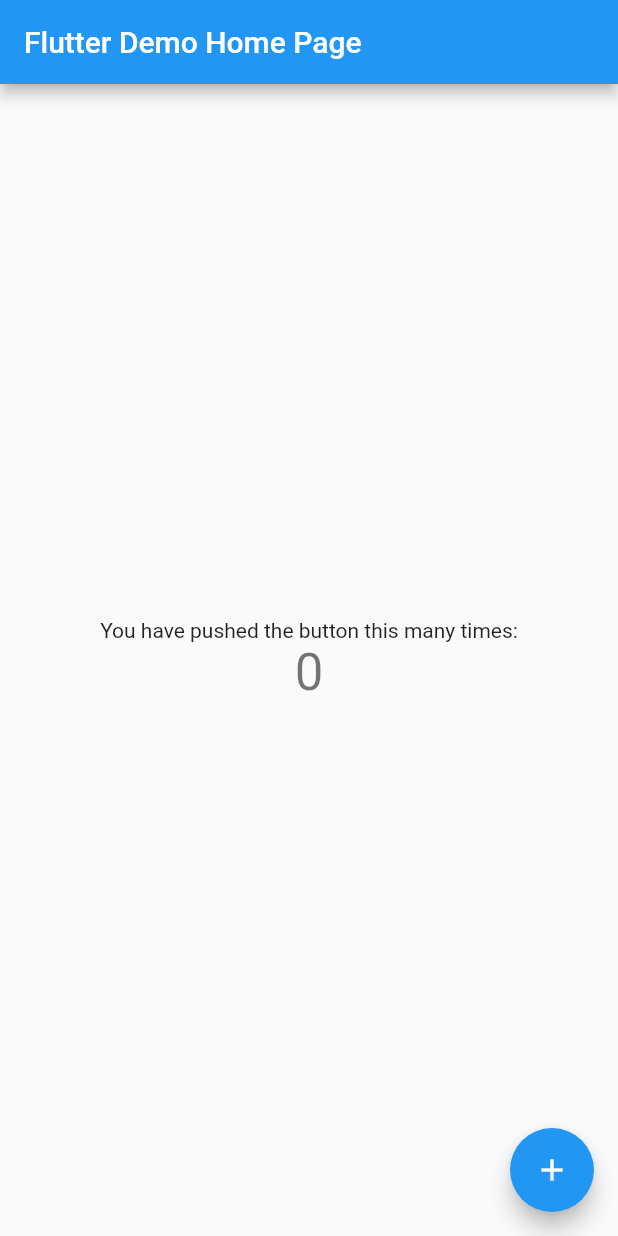
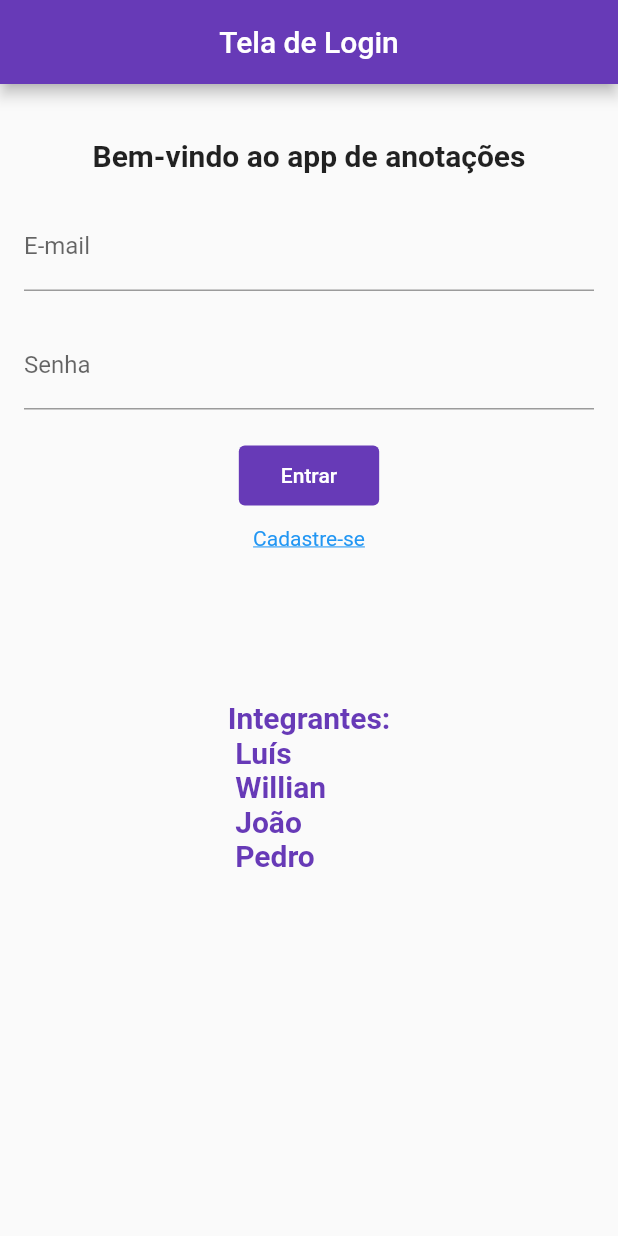
Before and after one commit to SixBruno99/mobile-project, a Flutter app: the screen it shows after launch, on a phone screen of 412 x 824 dp. Run offline on Flutter 3.47's test engine with Material 2 defaults, Android fonts, the phone set to English and light mode, and no system bars; our stand-ins replace table_calendar.

Commit message:
código praticamente pronto

```diff
--- a/lib/main.dart
+++ b/lib/main.dart
@@ -1,4 +1,6 @@
 import 'package:flutter/material.dart';
+
+import 'widgets/login/login.dart';
 
 void main() {
   runApp(const MyApp());
@@ -11,105 +13,11 @@ class MyApp extends StatelessWidget {
   @override
   Widget build(BuildContext context) {
     return MaterialApp(
-      title: 'Flutter Demo',
       theme: ThemeData(
-        // This is the theme of your application.
-        //
-        // Try running your application with "flutter run". You'll see the
-        // application has a blue toolbar. Then, without quitting the app, try
-        // changing the primarySwatch below to Colors.green and then invoke
-        // "hot reload" (press "r" in the console where you ran "flutter run",
-        // or simply save your changes to "hot reload" in a Flutter IDE).
-        // Notice that the counter didn't reset back to zero; the application
-        // is not restarted.
-        primarySwatch: Colors.blue,
+        primarySwatch: Colors.deepPurple,
       ),
-      home: const MyHomePage(title: 'Flutter Demo Home Page'),
+      debugShowCheckedModeBanner: false,
+      home: const Login(),
     );
   }
 }
-
-class MyHomePage extends StatefulWidget {
-  const MyHomePage({super.key, required this.title});
-
-  // This widget is the home page of your application. It is stateful, meaning
-  // that it has a State object (defined below) that contains fields that affect
-  // how it looks.
-
-  // This class is the configuration for the state. It holds the values (in this
-  // case the title) provided by the parent (in this case the App widget) and
-  // used by the build method of the State. Fields in a Widget subclass are
-  // always marked "final".
-
-  final String title;
-
-  @override
-  State<MyHomePage> createState() => _MyHomePageState();
-}
-
-class _MyHomePageState extends State<MyHomePage> {
-  int _counter = 0;
-
-  void _incrementCounter() {
-    setState(() {
-      // This call to setState tells the Flutter framework that something has
-      // changed in this State, which causes it to rerun the build method below
-      // so that the display can reflect the updated values. If we changed
-      // _counter without calling setState(), then the build method would not be
-      // called again, and so nothing would appear to happen.
-      _counter++;
-    });
-  }
-
-  @override
-  Widget build(BuildContext context) {
-    // This method is rerun every time setState is called, for instance as done
-    // by the _incrementCounter method above.
-    //
-    // The Flutter framework has been optimized to make rerunning build methods
-    // fast, so that you can just rebuild anything that needs updating rather
-    // than having to individually change instances of widgets.
-    return Scaffold(
-      appBar: AppBar(
-        // Here we take the value from the MyHomePage object that was created by
-        // the App.build method, and use it to set our appbar title.
-        title: Text(widget.title),
-      ),
-      body: Center(
-        // Center is a layout widget. It takes a single child and positions it
-        // in the middle of the parent.
-        child: Column(
-          // Column is also a layout widget. It takes a list of children and
-          // arranges them vertically. By default, it sizes itself to fit its
-          // children horizontally, and tries to be as tall as its parent.
-          //
-          // Invoke "debug painting" (press "p" in the console, choose the
-          // "Toggle Debug Paint" action from the Flutter Inspector in Android
-          // Studio, or the "Toggle Debug Paint" command in Visual Studio Code)
-          // to see the wireframe for each widget.
-          //
-          // Column has various properties to control how it sizes itself and
-          // how it positions its children. Here we use mainAxisAlignment to
-          // center the children vertically; the main axis here is the vertical
-          // axis because Columns are vertical (the cross axis would be
-          // horizontal).
-          mainAxisAlignment: MainAxisAlignment.center,
-          children: <Widget>[
-            const Text(
-              'You have pushed the button this many times:',
-            ),
-            Text(
-              '$_counter',
-              style: Theme.of(context).textTheme.headlineMedium,
-            ),
-          ],
-        ),
-      ),
-      floatingActionButton: FloatingActionButton(
-        onPressed: _incrementCounter,
-        tooltip: 'Increment',
-        child: const Icon(Icons.add),
-      ), // This trailing comma makes auto-formatting nicer for build methods.
-    );
-  }
-}
--- /dev/null
+++ b/lib/widgets/login/login.dart
@@ -0,0 +1,112 @@
+// ignore_for_file: prefer_const_constructors
+
+import 'package:flutter/material.dart';
+import 'package:mobile_project/widgets/home.dart';
+import 'package:mobile_project/widgets/register/register.dart';
+
+class Login extends StatelessWidget {
+  const Login({super.key});
+
+  @override
+  Widget build(BuildContext context) {
+    return MaterialApp(
+      home: Scaffold(
+        appBar: AppBar(
+          backgroundColor: Colors.deepPurple,
+          title: const Text('Tela de Login'),
+          centerTitle: true,
+        ),
+        body: Padding(
+          padding: EdgeInsets.all(16.0),
+          child: SingleChildScrollView(
+            child: Column(
+              crossAxisAlignment: CrossAxisAlignment.start,
+              children: <Widget>[
+                SizedBox(height: 20.0),
+                Center(
+                  child: Text(
+                    'Bem-vindo ao app de anotações',
+                    style: TextStyle(
+                      fontSize: 20.0,
+                      fontWeight: FontWeight.bold,
+                    ),
+                  ),
+                ),
+                SizedBox(height: 20.0),
+                TextFormField(
+                  decoration: InputDecoration(
+                    labelText: 'E-mail',
+                  ),
+                ),
+                SizedBox(height: 20.0),
+                TextFormField(
+                  obscureText: true,
+                  decoration: InputDecoration(
+                    labelText: 'Senha',
+                  ),
+                ),
+                SizedBox(height: 20.0),
+                Center(
+                  child: TextButton(
+                    style: ButtonStyle(
+                      backgroundColor:
+                          MaterialStateProperty.all<Color>(Colors.deepPurple),
+                    ),
+                    onPressed: () {
+                      Navigator.push(
+                        context,
+                        MaterialPageRoute(
+                          builder: (context) => HomePage(),
+                        ),
+                      );
+                    },
+                    child: Padding(
+                        padding:
+                            EdgeInsets.symmetric(horizontal: 20, vertical: 4),
+                        child: Text(
+                          'Entrar',
+                          style: TextStyle(
+                            color: Colors.white,
+                          ),
+                        )),
+                  ),
+                ),
+                SizedBox(height: 10.0),
+                GestureDetector(
+                  onTap: () {
+                    Navigator.push(
+                      context,
+                      MaterialPageRoute(
+                        builder: (context) => Register(),
+                      ),
+                    );
+                  },
+                  child: Center(
+                    child: Text(
+                      'Cadastre-se',
+                      style: TextStyle(
+                        color: Colors.blue,
+                        decoration: TextDecoration.underline,
+                      ),
+                    ),
+                  ),
+                ),
+                SizedBox(height: 100.0),
+                Center(
+                  child: Text(
+                    "Integrantes:\n Luís \n Willian \n João \n Pedro",
+                    style: TextStyle(
+                      fontWeight: FontWeight.bold,
+                      color: Colors.deepPurple,
+                      fontSize: 20,
+                    ),
+                  ),
+                )
+              ],
+            ),
+          ),
+        ),
+      ),
+    );
+  }
+}
--- a/pubspec.yaml
+++ b/pubspec.yaml
@@ -35,6 +35,7 @@ dependencies:
   # The following adds the Cupertino Icons font to your application.
   # Use with the CupertinoIcons class for iOS style icons.
   cupertino_icons: ^1.0.2
+  table_calendar: ^3.0.9
 
 dev_dependencies:
   flutter_test:
```
Also changed, not shown: lib/widgets/home.dart (added, +279 -0 lines), lib/widgets/register/register.dart (added, +94 -0 lines), pubspec.lock, 1 other file.
